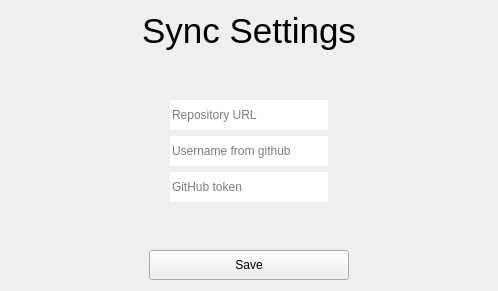
First picture: the form in src/CodeKeeper/syncwindow.ui, repository Nighty3098/CodeKeeper, before the edit.
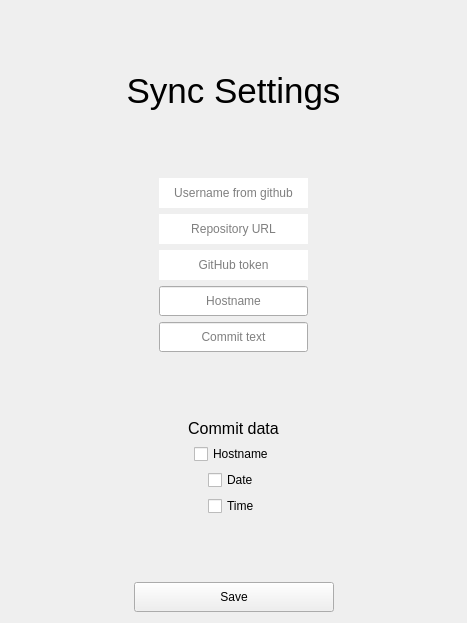
Second picture: the form after the edit.

```diff
--- a/src/CodeKeeper/syncwindow.ui
+++ b/src/CodeKeeper/syncwindow.ui
@@ -6,14 +6,27 @@
    <rect>
     <x>0</x>
     <y>0</y>
-    <width>498</width>
-    <height>291</height>
+    <width>467</width>
+    <height>623</height>
    </rect>
   </property>
   <property name="windowTitle">
    <string>Form</string>
   </property>
   <layout class="QVBoxLayout" name="verticalLayout">
+   <item>
+    <spacer name="verticalSpacer_2">
+     <property name="orientation">
+      <enum>Qt::Vertical</enum>
+     </property>
+     <property name="sizeHint" stdset="0">
+      <size>
+       <width>20</width>
+       <height>40</height>
+      </size>
+     </property>
+    </spacer>
+   </item>
    <item>
     <widget class="QLabel" name="title">
      <property name="font">
@@ -30,7 +43,7 @@
     </widget>
    </item>
    <item>
-    <spacer name="verticalSpacer_2">
+    <spacer name="verticalSpacer_3">
      <property name="orientation">
       <enum>Qt::Vertical</enum>
      </property>
@@ -42,52 +55,6 @@
      </property>
     </spacer>
    </item>
-   <item>
-    <layout class="QHBoxLayout" name="horizontalLayout_2">
-     <item>
-      <spacer name="horizontalSpacer_3">
-       <property name="orientation">
-        <enum>Qt::Horizontal</enum>
-       </property>
-       <property name="sizeHint" stdset="0">
-        <size>
-         <width>40</width>
-         <height>20</height>
-        </size>
-       </property>
-      </spacer>
-     </item>
-     <item>
-      <widget class="QLineEdit" name="repoPath">
-       <property name="minimumSize">
-        <size>
-         <width>0</width>
-         <height>30</height>
-        </size>
-       </property>
-       <property name="frame">
-        <bool>false</bool>
-       </property>
-       <property name="placeholderText">
-        <string>Repository URL</string>
-       </property>
-      </widget>
-     </item>
-     <item>
-      <spacer name="horizontalSpacer_4">
-       <property name="orientation">
-        <enum>Qt::Horizontal</enum>
-       </property>
-       <property name="sizeHint" stdset="0">
-        <size>
-         <width>40</width>
-         <height>20</height>
-        </size>
-       </property>
-      </spacer>
-     </item>
-    </layout>
-   </item>
    <item>
     <layout class="QHBoxLayout" name="horizontalLayout">
      <item>
@@ -120,6 +87,9 @@
        <property name="frame">
         <bool>false</bool>
        </property>
+       <property name="alignment">
+        <set>Qt::AlignCenter</set>
+       </property>
        <property name="placeholderText">
         <string>Username from github</string>
        </property>
@@ -140,6 +110,55 @@
      </item>
     </layout>
    </item>
+   <item>
+    <layout class="QHBoxLayout" name="horizontalLayout_2">
+     <item>
+      <spacer name="horizontalSpacer_3">
+       <property name="orientation">
+        <enum>Qt::Horizontal</enum>
+       </property>
+       <property name="sizeHint" stdset="0">
+        <size>
+         <width>40</width>
+         <height>20</height>
+        </size>
+       </property>
+      </spacer>
+     </item>
+     <item>
+      <widget class="QLineEdit" name="repoUrlText">
+       <property name="minimumSize">
+        <size>
+         <width>0</width>
+         <height>30</height>
+        </size>
+       </property>
+       <property name="frame">
+        <bool>false</bool>
+       </property>
+       <property name="alignment">
+        <set>Qt::AlignCenter</set>
+       </property>
+       <property name="placeholderText">
+        <string>Repository URL</string>
+       </property>
+      </widget>
+     </item>
+     <item>
+      <spacer name="horizontalSpacer_4">
+       <property name="orientation">
+        <enum>Qt::Horizontal</enum>
+       </property>
+       <property name="sizeHint" stdset="0">
+        <size>
+         <width>40</width>
+         <height>20</height>
+        </size>
+       </property>
+      </spacer>
+     </item>
+    </layout>
+   </item>
    <item>
     <layout class="QHBoxLayout" name="horizontalLayout_3">
      <item>
@@ -166,6 +185,9 @@
        <property name="frame">
         <bool>false</bool>
        </property>
+       <property name="alignment">
+        <set>Qt::AlignCenter</set>
+       </property>
        <property name="placeholderText">
         <string>GitHub token</string>
        </property>
@@ -186,6 +208,98 @@
      </item>
     </layout>
    </item>
+   <item>
+    <layout class="QHBoxLayout" name="horizontalLayout_5">
+     <item>
+      <spacer name="horizontalSpacer_12">
+       <property name="orientation">
+        <enum>Qt::Horizontal</enum>
+       </property>
+       <property name="sizeHint" stdset="0">
+        <size>
+         <width>40</width>
+         <height>20</height>
+        </size>
+       </property>
+      </spacer>
+     </item>
+     <item>
+      <widget class="QLineEdit" name="hostnameText">
+       <property name="minimumSize">
+        <size>
+         <width>0</width>
+         <height>30</height>
+        </size>
+       </property>
+       <property name="alignment">
+        <set>Qt::AlignCenter</set>
+       </property>
+       <property name="placeholderText">
+        <string>Hostname</string>
+       </property>
+      </widget>
+     </item>
+     <item>
+      <spacer name="horizontalSpacer_11">
+       <property name="orientation">
+        <enum>Qt::Horizontal</enum>
+       </property>
+       <property name="sizeHint" stdset="0">
+        <size>
+         <width>40</width>
+         <height>20</height>
+        </size>
+       </property>
+      </spacer>
+     </item>
+    </layout>
+   </item>
+   <item>
+    <layout class="QHBoxLayout" name="horizontalLayout_4">
+     <item>
+      <spacer name="horizontalSpacer_9">
+       <property name="orientation">
+        <enum>Qt::Horizontal</enum>
+       </property>
+       <property name="sizeHint" stdset="0">
+        <size>
+         <width>40</width>
+         <height>20</height>
+        </size>
+       </property>
+      </spacer>
+     </item>
+     <item>
+      <widget class="QLineEdit" name="commitText">
+       <property name="minimumSize">
+        <size>
+         <width>0</width>
+         <height>30</height>
+        </size>
+       </property>
+       <property name="alignment">
+        <set>Qt::AlignCenter</set>
+       </property>
+       <property name="placeholderText">
+        <string>Commit text</string>
+       </property>
+      </widget>
+     </item>
+     <item>
+      <spacer name="horizontalSpacer_10">
+       <property name="orientation">
+        <enum>Qt::Horizontal</enum>
+       </property>
+       <property name="sizeHint" stdset="0">
+        <size>
+         <width>40</width>
+         <height>20</height>
+        </size>
+       </property>
+      </spacer>
+     </item>
+    </layout>
+   </item>
    <item>
     <spacer name="verticalSpacer">
      <property name="orientation">
@@ -199,6 +313,179 @@
      </property>
     </spacer>
    </item>
+   <item>
+    <layout class="QVBoxLayout" name="verticalLayout_2">
+     <item>
+      <layout class="QHBoxLayout" name="horizontalLayout_6">
+       <item>
+        <spacer name="horizontalSpacer_13">
+         <property name="orientation">
+          <enum>Qt::Horizontal</enum>
+         </property>
+         <property name="sizeHint" stdset="0">
+          <size>
+           <width>40</width>
+           <height>20</height>
+          </size>
+         </property>
+        </spacer>
+       </item>
+       <item>
+        <widget class="QLabel" name="label">
+         <property name="font">
+          <font>
+           <pointsize>12</pointsize>
+          </font>
+         </property>
+         <property name="text">
+          <string>Commit data</string>
+         </property>
+         <property name="alignment">
+          <set>Qt::AlignCenter</set>
+         </property>
+        </widget>
+       </item>
+       <item>
+        <spacer name="horizontalSpacer_14">
+         <property name="orientation">
+          <enum>Qt::Horizontal</enum>
+         </property>
+         <property name="sizeHint" stdset="0">
+          <size>
+           <width>40</width>
+           <height>20</height>
+          </size>
+         </property>
+        </spacer>
+       </item>
+      </layout>
+     </item>
+     <item>
+      <layout class="QHBoxLayout" name="horizontalLayout_9">
+       <item>
+        <spacer name="horizontalSpacer_19">
+         <property name="orientation">
+          <enum>Qt::Horizontal</enum>
+         </property>
+         <property name="sizeHint" stdset="0">
+          <size>
+           <width>40</width>
+           <height>20</height>
+          </size>
+         </property>
+        </spacer>
+       </item>
+       <item>
+        <widget class="QCheckBox" name="isHostname">
+         <property name="text">
+          <string>Hostname</string>
+         </property>
+        </widget>
+       </item>
+       <item>
+        <spacer name="horizontalSpacer_20">
+         <property name="orientation">
+          <enum>Qt::Horizontal</enum>
+         </property>
+         <property name="sizeHint" stdset="0">
+          <size>
+           <width>40</width>
+           <height>20</height>
+          </size>
+         </property>
+        </spacer>
+       </item>
+      </layout>
+     </item>
+     <item>
+      <layout class="QHBoxLayout" name="horizontalLayout_8">
+       <item>
+        <spacer name="horizontalSpacer_17">
+         <property name="orientation">
+          <enum>Qt::Horizontal</enum>
+         </property>
+         <property name="sizeHint" stdset="0">
+          <size>
+           <width>40</width>
+           <height>20</height>
+          </size>
+         </property>
+        </spacer>
+       </item>
+       <item>
+        <widget class="QCheckBox" name="isDate">
+         <property name="text">
+          <string>Date</string>
+         </property>
+        </widget>
+       </item>
+       <item>
+        <spacer name="horizontalSpacer_18">
+         <property name="orientation">
+          <enum>Qt::Horizontal</enum>
+         </property>
+         <property name="sizeHint" stdset="0">
+          <size>
+           <width>40</width>
+           <height>20</height>
+          </size>
+         </property>
+        </spacer>
+       </item>
+      </layout>
+     </item>
+     <item>
+      <layout class="QHBoxLayout" name="horizontalLayout_7">
+       <item>
+        <spacer name="horizontalSpacer_15">
+         <property name="orientation">
+          <enum>Qt::Horizontal</enum>
+         </property>
+         <property name="sizeHint" stdset="0">
+          <size>
+           <width>40</width>
+           <height>20</height>
+          </size>
+         </property>
+        </spacer>
+       </item>
+       <item>
+        <widget class="QCheckBox" name="isTime">
+         <property name="text">
+          <string>Time</string>
+         </property>
+        </widget>
+       </item>
+       <item>
+        <spacer name="horizontalSpacer_16">
+         <property name="orientation">
+          <enum>Qt::Horizontal</enum>
+         </property>
+         <property name="sizeHint" stdset="0">
+          <size>
+           <width>40</width>
+           <height>20</height>
+          </size>
+         </property>
+        </spacer>
+       </item>
+      </layout>
+     </item>
+    </layout>
+   </item>
+   <item>
+    <spacer name="verticalSpacer_4">
+     <property name="orientation">
+      <enum>Qt::Vertical</enum>
+     </property>
+     <property name="sizeHint" stdset="0">
+      <size>
+       <width>20</width>
+       <height>40</height>
+      </size>
+     </property>
+    </spacer>
+   </item>
    <item>
     <layout class="QHBoxLayout" name="saveL">
      <item>
```
Left out of the diff: 4 changed lines with no effect on the pictures.
